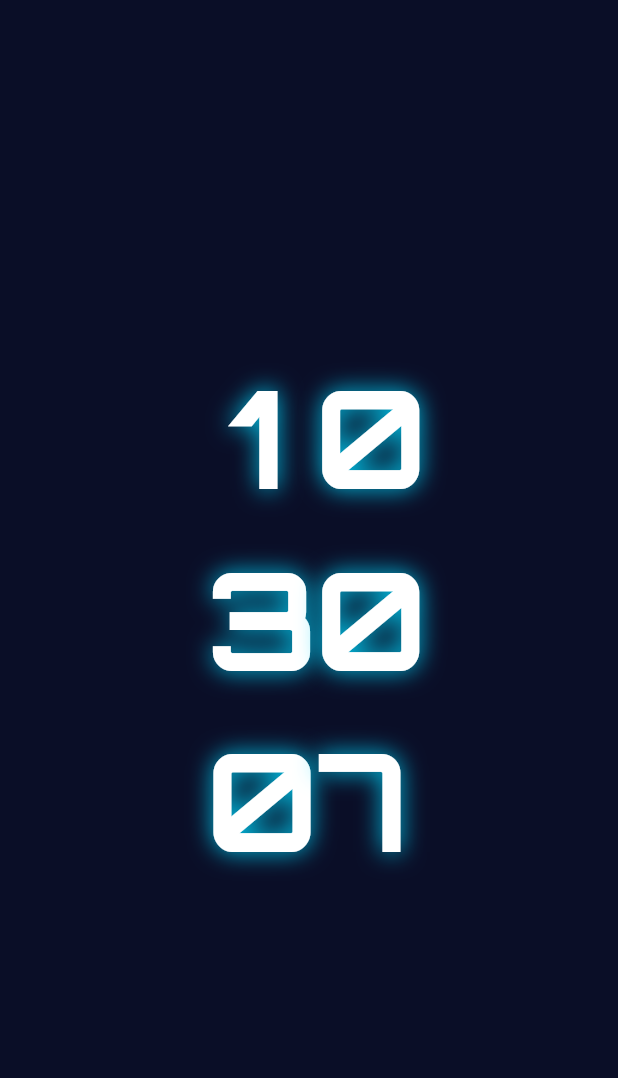
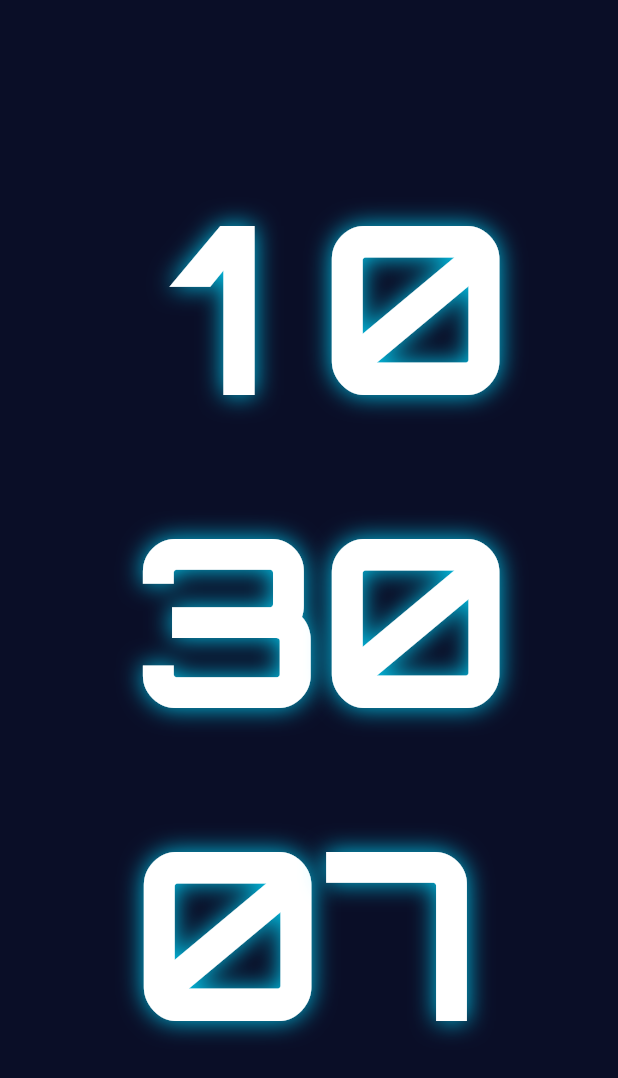
Before and after one commit to jackyan/NeonFocus, a Flutter app: the screen it shows after launch, on a phone screen of 412 x 824 dp. Shown: the top 1078 px of the screen. Run offline on Flutter 3.47's test engine with Material 3 defaults, Android fonts, the phone set to English and light mode, and no system bars; our stand-ins replace audioplayers, equatable, flutter_bloc, sensors_plus.

Commit message:
fix: adjust responsive font sizes for optimal display on all orientations
Portrait Mode (竖屏):
- Increase time digit size: 22% → 38% of screen width
- Restores to previous visual proportion (~162px on standard phones)
- Ensures time is prominent and easily readable

Landscape Mode (横屏):
- Info bar (date, weekday, battery): reduced by 30%
  * Font size: 3.5% → 2.45% of screen width
  * Prevents info elements from appearing too large
- Time digits remain at 15% of screen width

Screen Size Adaptation Examples:
- iPhone SE (375px): Portrait 143px, Info 9px
- iPhone 14 (393px): Portrait 149px, Info 10px
- iPhone 14 Pro Max (430px): Portrait 163px, Info 11px
- iPad Mini (768px): Portrait 292px, Info 19px

All changes maintain responsive design across different screen sizes.
Applied to both CLOCK and TIMER screens.

```diff
--- a/lib/features/clock/presentation/screens/clock_screen_new.dart
+++ b/lib/features/clock/presentation/screens/clock_screen_new.dart
@@ -96,11 +96,11 @@ class _ClockScreenState extends State<ClockScreen> {
     final isLandscape = size.width > size.height;
 
     // Responsive font sizes based on screen dimensions
-    // Landscape: 15% of screen width, Portrait: 22% of screen width
+    // Landscape: 15% of screen width, Portrait: 38% of screen width
     final hourFontSize = isLandscape
         ? size.width * 0.15
-        : size.width * 0.22;
-    final infoFontSize = size.width * 0.035; // ~3.5% of screen width
+        : size.width * 0.38;
+    final infoFontSize = size.width * 0.0245; // ~2.45% of screen width (reduced by 30%)
 
     return GestureDetector(
       onTap: _showSettings,
--- a/lib/features/pomodoro/presentation/screens/pomodoro_screen_new.dart
+++ b/lib/features/pomodoro/presentation/screens/pomodoro_screen_new.dart
@@ -60,10 +60,10 @@ class _PomodoroScreenState extends State<PomodoroScreen> {
     final isLandscape = size.width > size.height;
 
     // Responsive font sizes based on screen dimensions
-    // Landscape: 15% of screen width, Portrait: 22% of screen width
+    // Landscape: 15% of screen width, Portrait: 38% of screen width
     final timerFontSize = isLandscape
         ? size.width * 0.15
-        : size.width * 0.22;
+        : size.width * 0.38;
     final iconSize = timerFontSize / 8; // 1/8 of timer font
 
     return BlocProvider(
```
